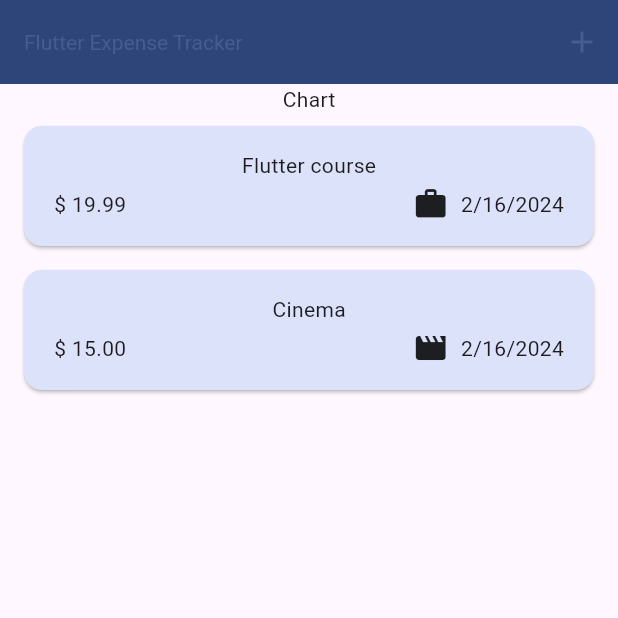
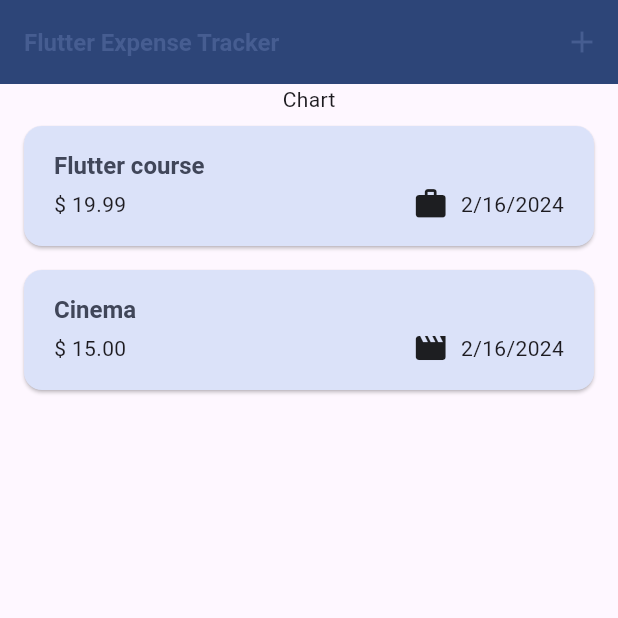
Before and after one commit to dennysihol/expense_tracker, a Flutter app: the screen it shows after launch, on a phone screen of 412 x 824 dp, the top half of it. Run offline on Flutter 3.47's test engine with Material 3 defaults, Android fonts, the phone set to English and light mode, and no system bars.

Commit message:
Theme Styling

```diff
--- a/lib/widgets/expense_list/expense_item.dart
+++ b/lib/widgets/expense_list/expense_item.dart
@@ -15,8 +15,12 @@ class ExpenseItem extends StatelessWidget {
             vertical: 16,
           ),
           child: Column(
+            crossAxisAlignment: CrossAxisAlignment.start,
             children: [
-              Text(expense.title),
+              Text(
+                expense.title,
+                style: Theme.of(context).textTheme.titleLarge,
+              ),
               const SizedBox(
                 height: 4,
               ),
@@ -32,9 +36,7 @@ class ExpenseItem extends StatelessWidget {
                       const SizedBox(
                         width: 8,
                       ),
-                      Text(
-                        expense.formattedDate
-                      )
+                      Text(expense.formattedDate)
                     ],
                   )
                 ],
--- a/lib/widgets/expense_list/expenses_list.dart
+++ b/lib/widgets/expense_list/expenses_list.dart
@@ -3,7 +3,8 @@ import 'package:expense_tracker/widgets/expense_list/expense_item.dart';
 import 'package:flutter/material.dart';
 
 class ExpensesList extends StatelessWidget {
-  const ExpensesList({super.key, required this.expenses, required this.onRemoveExpense});
+  const ExpensesList(
+      {super.key, required this.expenses, required this.onRemoveExpense});
 
   final List<Expense> expenses;
   final void Function(Expense expense) onRemoveExpense;
@@ -14,6 +15,12 @@ class ExpensesList extends StatelessWidget {
       itemCount: expenses.length,
       itemBuilder: (ctx, index) => Dismissible(
         key: ValueKey(expenses[index]),
+        background: Container(
+          color: Theme.of(context).colorScheme.error.withOpacity(0.75),
+          margin: EdgeInsets.symmetric(
+            horizontal: Theme.of(context).cardTheme.margin!.horizontal,
+          ),
+        ),
         onDismissed: (direction) {
           onRemoveExpense(expenses[index]);
         },
```
Also changed, not shown: lib/main.dart (+25 -6 lines).
